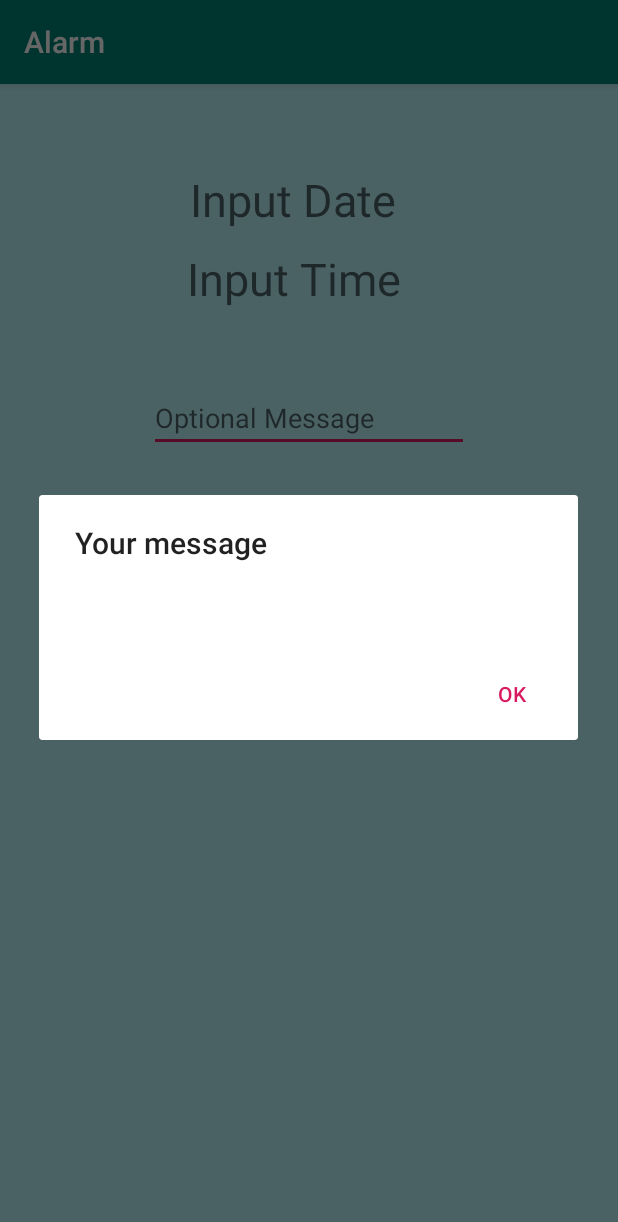
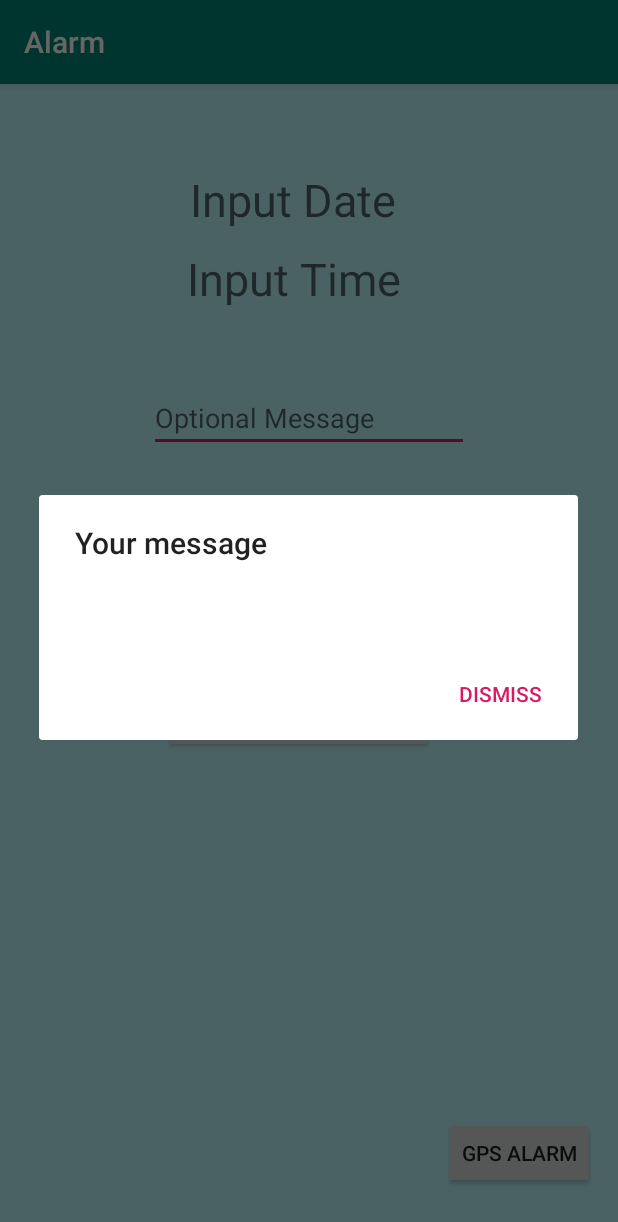
Before and after one commit to Arthur7498/AndroidAlarmProject, an Android app: the screen it shows after launch (MainActivity), after a tap on "ADD ALARM", on a phone screen of 412 x 824 dp. Shown: the top 1222 px of the screen. Run offline under Robolectric (Android 15) with nearby library versions, the phone set to English and light mode, and no system bars.

Commit message:
Finishes gps alarm and added recursive alarm button

```diff
--- a/app/src/main/java/edu/ilstu/alarm/AlarmDialog.java
+++ b/app/src/main/java/edu/ilstu/alarm/AlarmDialog.java
@@ -17,7 +17,7 @@ public class AlarmDialog extends AppCompatDialogFragment {
         AlertDialog.Builder builder = new AlertDialog.Builder(getActivity());
         builder.setTitle("Your message");
         builder.setMessage(message);
-        builder.setPositiveButton("Ok", new DialogInterface.OnClickListener() {
+        builder.setPositiveButton("Dismiss", new DialogInterface.OnClickListener() {
             @Override
             public void onClick(DialogInterface dialogInterface, int i) {
 
--- a/app/src/main/java/edu/ilstu/alarm/GPSDialog.java
+++ b/app/src/main/java/edu/ilstu/alarm/GPSDialog.java
@@ -12,8 +12,8 @@ public class GPSDialog extends AppCompatDialogFragment {
     public Dialog onCreateDialog(Bundle savedInstanceState) {
         AlertDialog.Builder builder = new AlertDialog.Builder(getActivity());
         builder.setTitle("Alert");
-        builder.setMessage("You have'nt moved");
-        builder.setPositiveButton("Ok", new DialogInterface.OnClickListener() {
+        builder.setMessage("You have not moved");
+        builder.setPositiveButton("Dismiss", new DialogInterface.OnClickListener() {
             @Override
             public void onClick(DialogInterface dialogInterface, int i) {
 
--- a/app/src/main/java/edu/ilstu/alarm/GpsAlarmActivity.java
+++ b/app/src/main/java/edu/ilstu/alarm/GpsAlarmActivity.java
@@ -33,7 +33,8 @@ public class GpsAlarmActivity extends AppCompatActivity {
     public void openIntent(int minutes) {
         Intent mainActivity;
         mainActivity = new Intent(this, MainActivity.class);
-        mainActivity.putExtra("TIME", minutes);
+        mainActivity.putExtra("TIME", minutes*1000);
+        startActivity(mainActivity);
 
     }
 }
--- a/app/src/main/java/edu/ilstu/alarm/MainActivity.java
+++ b/app/src/main/java/edu/ilstu/alarm/MainActivity.java
@@ -42,6 +42,7 @@ public class MainActivity extends AppCompatActivity {
     private TextView mDisplayDate;
     private TextView timeTxt;
     private Button addAlarm;
+    private Button recurs;
     private Button toGps;
     private DatePickerDialog.OnDateSetListener mDateSetListener;
     private EditText optMssg;
@@ -50,6 +51,8 @@ public class MainActivity extends AppCompatActivity {
     double latitude2;
     double longitude2;
     int counter = 0;
+    int time;
+
 
 
 
@@ -58,6 +61,8 @@ public class MainActivity extends AppCompatActivity {
     protected void onCreate(Bundle savedInstanceState) {
         super.onCreate(savedInstanceState);
         setContentView(R.layout.activity_main);
+        Intent intent = getIntent();
+        time = intent.getIntExtra("TIME", 20000);
 
 
 
@@ -86,10 +91,10 @@ public class MainActivity extends AppCompatActivity {
                     longitude2 = location.getLongitude();
                     latitude2 = location.getLatitude();
                     if (longitude1 == longitude2 && latitude1 == latitude2) {
-                        System.out.println("same");
+                        openGpsDialog();
                     }
-                    else
-                        openGpsDialog();
+
+
                 }
 
 
@@ -117,7 +122,7 @@ public class MainActivity extends AppCompatActivity {
             }
         };
 
-        locationManager.requestLocationUpdates("gps", 1000,0, locationListener);
+        locationManager.requestLocationUpdates("gps", time,0, locationListener);
 
 //--------------------------------------------------------------------------------------------------------------
 
@@ -129,6 +134,14 @@ public class MainActivity extends AppCompatActivity {
         addAlarm = findViewById(R.id.add);
         optMssg = findViewById(R.id.optMessage);
         toGps = findViewById(R.id.goToGps);
+        recurs = findViewById(R.id.recursAlarm);
+
+        recurs.setOnClickListener(new View.OnClickListener() {
+            @Override
+            public void onClick(View view) {
+
+            }
+        });
 
 
         toGps.setOnClickListener(new View.OnClickListener() {
--- a/app/src/main/res/layout/activity_main.xml
+++ b/app/src/main/res/layout/activity_main.xml
@@ -57,4 +57,28 @@
         app:layout_constraintStart_toStartOf="parent"
         app:layout_constraintTop_toBottomOf="@+id/tvTime" />
 
+    <Button
+        android:id="@+id/goToGps"
+        android:layout_width="wrap_content"
+        android:layout_height="wrap_content"
+        android:text="GPS Alarm"
+        app:layout_constraintBottom_toBottomOf="parent"
+        app:layout_constraintEnd_toEndOf="parent"
+        app:layout_constraintHorizontal_bias="0.95"
+        app:layout_constraintStart_toStartOf="parent"
+        app:layout_constraintTop_toBottomOf="@+id/add"
+        app:layout_constraintVertical_bias="0.917" />
+
+    <Button
+        android:id="@+id/recursAlarm"
+        android:layout_width="wrap_content"
+        android:layout_height="wrap_content"
+        android:text="Add Recursive Alarm"
+        app:layout_constraintBottom_toBottomOf="parent"
+        app:layout_constraintEnd_toEndOf="parent"
+        app:layout_constraintHorizontal_bias="0.47"
+        app:layout_constraintStart_toStartOf="parent"
+        app:layout_constraintTop_toBottomOf="@+id/add"
+        app:layout_constraintVertical_bias="0.147" />
+
 </androidx.constraintlayout.widget.ConstraintLayout>
```
Also changed, not shown: app/src/main/AndroidManifest.xml (+7 -2 lines), app/src/main/java/edu/ilstu/alarm/ActivityAlarm.java (deleted, +0 -49 lines), app/src/main/res/layout/activity_alarm.xml (deleted, +0 -42 lines), app/src/main/res/layout/activity_gps_alarm.xml (added, +31 -0 lines).
